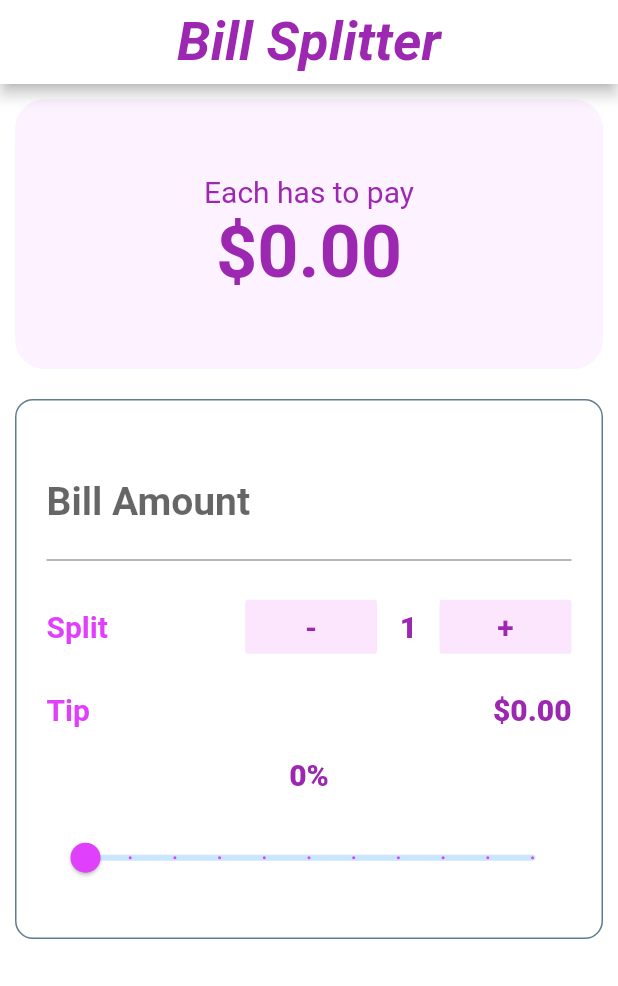
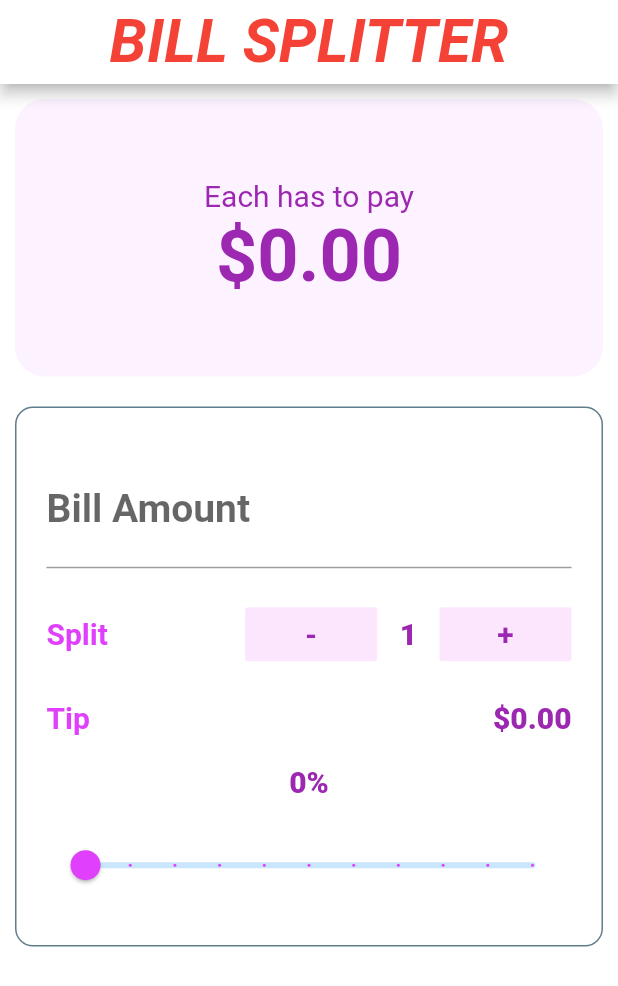
Before and after one commit to pranav033/bill_splitter, a Flutter app: the screen it shows after launch, on a phone screen of 412 x 824 dp. Shown: the top 986 px of the screen. Run offline on Flutter 3.47's test engine with Material 2 defaults, Android fonts, the phone set to English and light mode, and no system bars; statements that could not run were skipped.

Commit message:
Update tip.dart

```diff
--- a/lib/tip.dart
+++ b/lib/tip.dart
@@ -17,8 +17,8 @@ class _tipState extends State<tip> {
     return Scaffold(
 
       appBar: new AppBar(
-        title: new Text("Bill Splitter",
-          style: new TextStyle(fontSize: 36,fontWeight: FontWeight.w600,color: Colors.purple,fontStyle: FontStyle.italic),),
+        title: new Text("BILL SPLITTER",
+          style: new TextStyle(fontSize: 40,fontWeight: FontWeight.bold,color: Colors.red,fontStyle: FontStyle.italic),),
         backgroundColor: Colors.white,
         centerTitle: true,
 
@@ -33,7 +33,7 @@ class _tipState extends State<tip> {
           children: <Widget>[
             new Container(
 
-              height: 180,
+              height: 185,
               width: 50,
               color: Colors.purpleAccent.shade50,
               decoration: new BoxDecoration(
```
